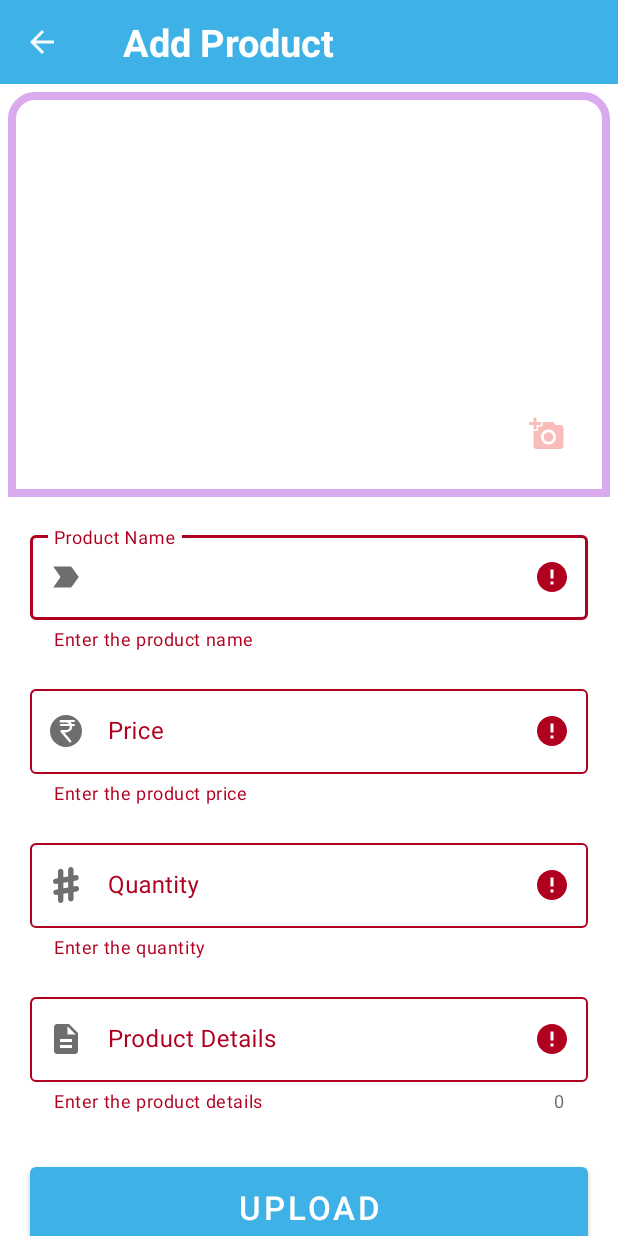
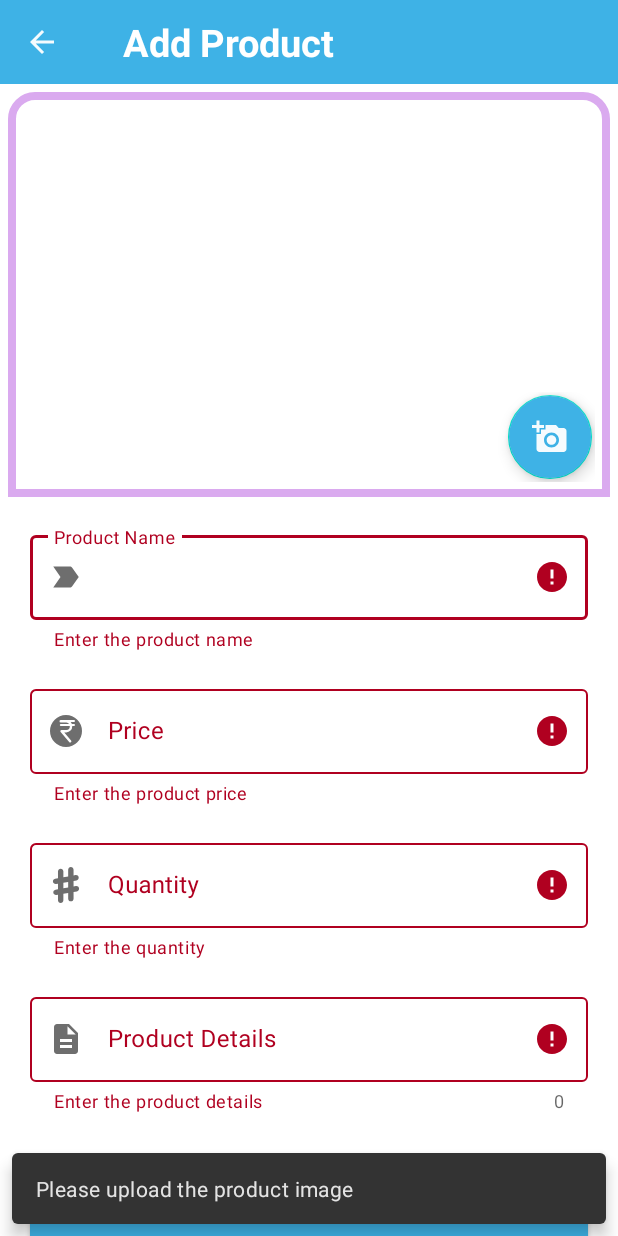
Before and after one commit to apurvroy/Zolx-BuyingAndSellingApp, an Android app: the AddProductActivity screen opened directly, with no data from a screen before it, after a tap on "UPLOAD", on a phone screen of 412 x 824 dp. Run offline under Robolectric (Android 15) with nearby library versions, the phone set to English and light mode, and no system bars.

Commit message:
Replace toast with SnackBar and few minor changes

```diff
--- a/app/src/main/java/com/example/zolx/firestore/FirestoreClass.kt
+++ b/app/src/main/java/com/example/zolx/firestore/FirestoreClass.kt
@@ -381,7 +381,7 @@ class FirestoreClass {
                 order_id = order.title
             )
             val docRef=mFirestore.collection("sold_products")
-                .document(cartItem.product_id)
+                .document()
 
             writeBatch.set(docRef,soldProduct, SetOptions.merge())
         }
--- a/app/src/main/java/com/example/zolx/ui/activities/AddProductActivity.kt
+++ b/app/src/main/java/com/example/zolx/ui/activities/AddProductActivity.kt
@@ -14,6 +14,7 @@ import com.example.zolx.databinding.ActivityAddProductBinding
 import com.example.zolx.firestore.FirestoreClass
 import com.example.zolx.models.Product
 import com.example.zolx.models.User
+import com.google.android.material.snackbar.Snackbar
 
 class AddProductActivity : AppCompatActivity() {
     private lateinit var binding:ActivityAddProductBinding
@@ -116,8 +117,9 @@ class AddProductActivity : AppCompatActivity() {
                     // At the same time, respect the user's decision. Don't link to
                     // system settings in an effort to convince the user to change
                     // their decision.
-                    Toast.makeText(this,"You denied the permission,Now you can't upload your product photo,You can still provide permission from settings",
-                        Toast.LENGTH_LONG).show()
+                    Snackbar.make(binding.btnUploadProduct,"You denied the permission,You can still provide permission from settings",Snackbar.LENGTH_LONG).show()
+//                    Toast.makeText(this,"You denied the permission,Now you can't upload your product photo,You can still provide permission from settings",
+//                        Toast.LENGTH_LONG).show()
                 }
                 return
             }
@@ -140,7 +142,8 @@ class AddProductActivity : AppCompatActivity() {
         val price=binding.productPrice.text.toString().toIntOrNull()
         val quantity=binding.productQuantity.text.toString().toIntOrNull()
         if(mSelectedImageUri==null) {
-            Toast.makeText(this, "Please upload the product image", Toast.LENGTH_LONG).show()
+            Snackbar.make(binding.btnUploadProduct,"Please upload the product image",Snackbar.LENGTH_LONG).show()
+//            Toast.makeText(this, "Please upload the product image", Toast.LENGTH_LONG).show()
             flag=false
         }
         if(binding.productName.text.toString().trim().isEmpty()){
--- a/app/src/main/java/com/example/zolx/ui/activities/CartActivity.kt
+++ b/app/src/main/java/com/example/zolx/ui/activities/CartActivity.kt
@@ -15,6 +15,7 @@ import com.example.zolx.models.Cart
 import com.example.zolx.models.Order
 import com.example.zolx.models.Product
 import com.example.zolx.ui.adapters.CartItemsAdapter
+import com.google.android.material.snackbar.Snackbar
 import java.text.DateFormat
 
 class CartActivity : AppCompatActivity() {
@@ -114,7 +115,8 @@ class CartActivity : AppCompatActivity() {
         getCartItems()
     }
     fun cartItemRemoveDone(){
-        Toast.makeText(this,"item is removed from your cart!",Toast.LENGTH_SHORT).show()
+        Snackbar.make(binding.noItemsFound,"item is removed from your cart!",Snackbar.LENGTH_LONG).show()
+//        Toast.makeText(this,"item is removed from your cart!",Toast.LENGTH_SHORT).show()
         getCartItems()
     }
 
--- a/app/src/main/java/com/example/zolx/ui/activities/RegisterActivity.kt
+++ b/app/src/main/java/com/example/zolx/ui/activities/RegisterActivity.kt
@@ -6,6 +6,7 @@ import androidx.appcompat.app.AppCompatActivity
 import com.example.zolx.databinding.ActivityRegisterBinding
 import com.example.zolx.firestore.FirestoreClass
 import com.example.zolx.models.User
+import com.google.android.material.snackbar.Snackbar
 import com.google.firebase.auth.FirebaseAuth
 import com.google.firebase.auth.FirebaseUser
 
@@ -137,7 +138,8 @@ class RegisterActivity : AppCompatActivity() {
 
                     }else{
 //                      Log.e("firebase",task.exception!!.message.toString())
-                        Toast.makeText(this,task.exception!!.message.toString(),Toast.LENGTH_LONG).show()
+                        Snackbar.make(binding.btnRegister,task.exception!!.message.toString(),Snackbar.LENGTH_LONG).show()
+//                        Toast.makeText(this,task.exception!!.message.toString(),Toast.LENGTH_LONG).show()
                     }
                 }
         }
@@ -145,7 +147,7 @@ class RegisterActivity : AppCompatActivity() {
 
 
     fun registrationSuccess(){
-
+//        Snackbar.make(findViewById(R.id.btn_login),"successfully Registered!!",Snackbar.LENGTH_LONG).show()
         Toast.makeText(this,"successfully Registered!!",Toast.LENGTH_LONG).show()
     }
 
--- a/app/src/main/res/drawable/ic_baseline_add_a_photo_24.xml
+++ b/app/src/main/res/drawable/ic_baseline_add_a_photo_24.xml
@@ -1,5 +1,5 @@
 <vector android:alpha="0.95" android:height="24dp"
-    android:tint="#F8B9B7" android:viewportHeight="24"
+    android:tint="#FFFFFF" android:viewportHeight="24"
     android:viewportWidth="24" android:width="24dp" xmlns:android="http://schemas.android.com/apk/res/android">
     <path android:fillColor="@android:color/white" android:pathData="M3,4V1h2v3h3v2H5v3H3V6H0V4H3zM6,10V7h3V4h7l1.83,2H21c1.1,0 2,0.9 2,2v12c0,1.1 -0.9,2 -2,2H5c-1.1,0 -2,-0.9 -2,-2V10H6zM13,19c2.76,0 5,-2.24 5,-5s-2.24,-5 -5,-5s-5,2.24 -5,5S10.24,19 13,19zM9.8,14c0,1.77 1.43,3.2 3.2,3.2s3.2,-1.43 3.2,-3.2s-1.43,-3.2 -3.2,-3.2S9.8,12.23 9.8,14z"/>
 </vector>
--- a/app/src/main/res/layout/activity_add_product.xml
+++ b/app/src/main/res/layout/activity_add_product.xml
@@ -57,15 +57,32 @@
                     android:layout_height="match_parent"
                     android:scaleType="centerInside"
                     />
-                <ImageView
-                    android:id="@+id/add_product_icon"
-                    android:layout_width="wrap_content"
+                <androidx.coordinatorlayout.widget.CoordinatorLayout
+                    android:layout_width="match_parent"
                     android:layout_height="wrap_content"
-                    android:layout_gravity="bottom|end"
-                    android:src="@drawable/ic_baseline_add_a_photo_24"
-                    android:padding="20dp"
+                    android:layout_gravity="bottom"
 
-                    />
+                    >
+                    <com.google.android.material.floatingactionbutton.FloatingActionButton
+                        android:id="@+id/add_product_icon"
+                        android:layout_width="wrap_content"
+                        android:layout_height="wrap_content"
+                        android:layout_gravity="right"
+                        android:layout_margin="2dp"
+                        android:backgroundTint="@color/cyan"
+                        app:tint="@color/white"
+                        android:src="@drawable/ic_baseline_add_a_photo_24"
+                        />
+                </androidx.coordinatorlayout.widget.CoordinatorLayout>
+<!--                <ImageView-->
+<!--                    android:id="@+id/add_product_icon"-->
+<!--                    android:layout_width="wrap_content"-->
+<!--                    android:layout_height="wrap_content"-->
+<!--                    android:layout_gravity="bottom|end"-->
+<!--                    android:src="@drawable/ic_baseline_add_a_photo_24"-->
+<!--                    android:padding="20dp"-->
+
+<!--                    />-->
             </FrameLayout>
             <com.google.android.material.textfield.TextInputLayout
                 android:id="@+id/til_product_name"
--- a/app/src/main/res/layout/activity_cart.xml
+++ b/app/src/main/res/layout/activity_cart.xml
@@ -176,14 +176,12 @@
             android:layout_marginTop="30dp"
             android:text="@string/place_order"
             android:textSize="@dimen/btn_text_size"
-            android:textColor="@color/white"
             android:paddingBottom="@dimen/btn_padd_bottom"
             android:paddingTop="@dimen/btn_padd_top"
             android:gravity="center"
             android:layout_marginStart="@dimen/btn_margin_start"
             android:layout_marginEnd="@dimen/btn_margin_end"
-            android:backgroundTint="@color/cyan"
-            android:background="@drawable/et_style"
+            style="@style/Widget.MaterialComponents.Button"
             >
         </Button>
     </LinearLayout>
```
Also changed, not shown: app/src/main/java/com/example/zolx/ui/activities/ForgotPasswordActivity.kt (+8 -4 lines), app/src/main/java/com/example/zolx/ui/activities/LoginActivity.kt (+4 -3 lines), app/src/main/java/com/example/zolx/ui/activities/ProductDetailsActivity.kt (+5 -3 lines), app/src/main/java/com/example/zolx/ui/adapters/CartItemsAdapter.kt (+5 -3 lines), app/src/main/java/com/example/zolx/ui/fragments/HomeFragment.kt (+8 -2 lines), app/src/main/java/com/example/zolx/ui/fragments/ProductsFragment.kt (+43 -17 lines), app/src/main/res/layout/activity_product_details.xml (+9 -10 lines).
